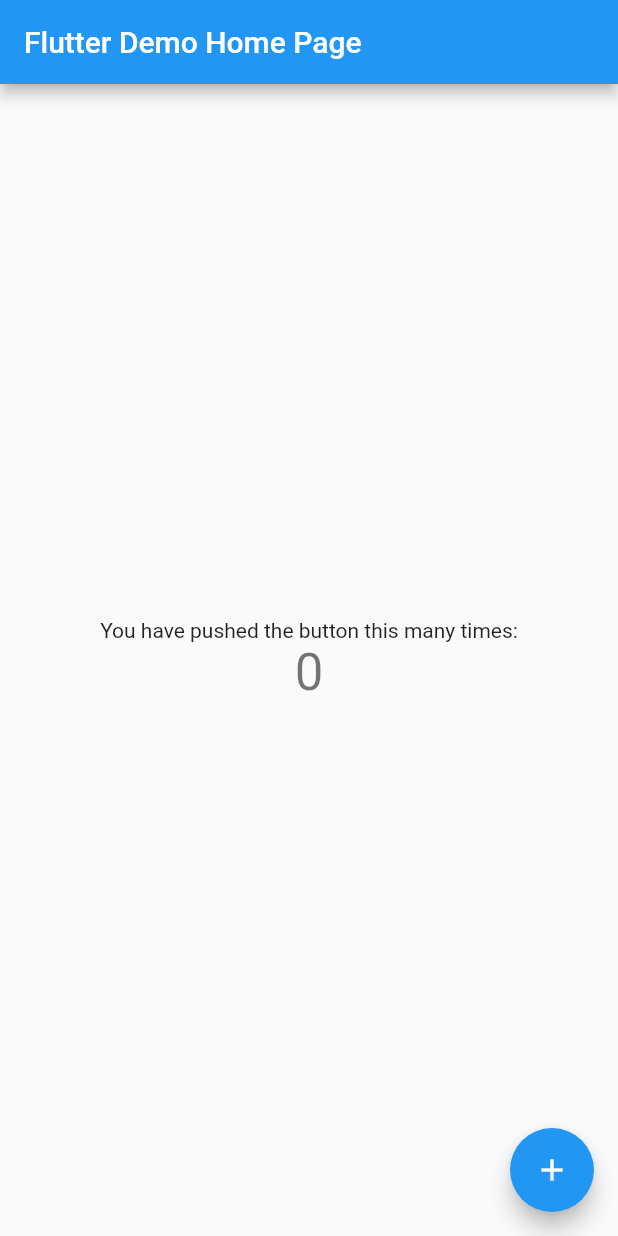
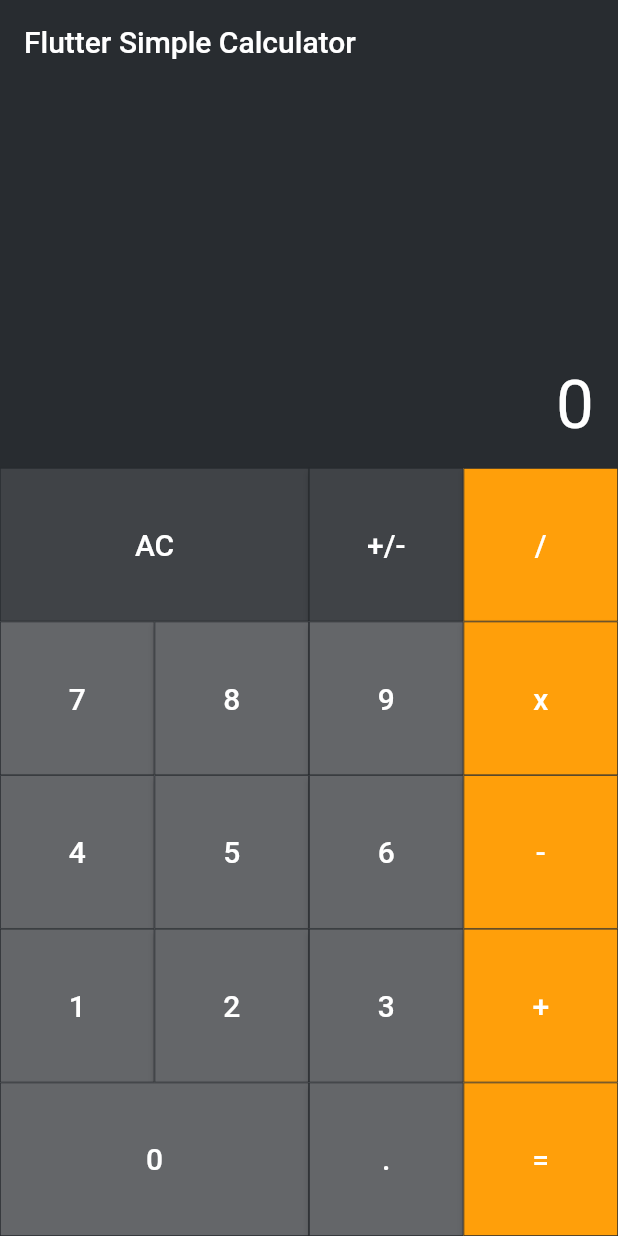
Before and after one commit to CoderJava/flutter-simple-calculator, a Flutter app: the screen it shows after launch, on a phone screen of 412 x 824 dp. Run offline on Flutter 3.47's test engine with Material 2 defaults, Android fonts, the phone set to English and light mode, and no system bars.

Commit message:
Create feature for button number

```diff
--- a/lib/main.dart
+++ b/lib/main.dart
@@ -1,117 +1,361 @@
 import 'package:flutter/material.dart';
+
+const firstColor = Color(0xFF282C30);
+const secondColor = Color(0xFF404347);
+const thirdColor = Color(0xFF646669);
+const fourthColor = Color(0xFFFF9F0A);
 
 void main() {
   runApp(MyApp());
 }
 
 class MyApp extends StatelessWidget {
-  // This widget is the root of your application.
   @override
   Widget build(BuildContext context) {
     return MaterialApp(
-      title: 'Flutter Demo',
+      title: 'Flutter Simple Calculator',
       theme: ThemeData(
-        // This is the theme of your application.
-        //
-        // Try running your application with "flutter run". You'll see the
-        // application has a blue toolbar. Then, without quitting the app, try
-        // changing the primarySwatch below to Colors.green and then invoke
-        // "hot reload" (press "r" in the console where you ran "flutter run",
-        // or simply save your changes to "hot reload" in a Flutter IDE).
-        // Notice that the counter didn't reset back to zero; the application
-        // is not restarted.
-        primarySwatch: Colors.blue,
-        // This makes the visual density adapt to the platform that you run
-        // the app on. For desktop platforms, the controls will be smaller and
-        // closer together (more dense) than on mobile platforms.
+        primaryColor: firstColor,
         visualDensity: VisualDensity.adaptivePlatformDensity,
       ),
-      home: MyHomePage(title: 'Flutter Demo Home Page'),
+      home: MyHomePage(),
     );
   }
 }
 
 class MyHomePage extends StatefulWidget {
-  MyHomePage({Key key, this.title}) : super(key: key);
-
-  // This widget is the home page of your application. It is stateful, meaning
-  // that it has a State object (defined below) that contains fields that affect
-  // how it looks.
-
-  // This class is the configuration for the state. It holds the values (in this
-  // case the title) provided by the parent (in this case the App widget) and
-  // used by the build method of the State. Fields in a Widget subclass are
-  // always marked "final".
-
-  final String title;
-
   @override
   _MyHomePageState createState() => _MyHomePageState();
 }
 
-class _MyHomePageState extends State<MyHomePage> {
-  int _counter = 0;
+class _MyHomePageState extends State<MyHomePage> with TickerProviderStateMixin {
+  final listOperations = <int>[];
 
-  void _incrementCounter() {
-    setState(() {
-      // This call to setState tells the Flutter framework that something has
-      // changed in this State, which causes it to rerun the build method below
-      // so that the display can reflect the updated values. If we changed
-      // _counter without calling setState(), then the build method would not be
-      // called again, and so nothing would appear to happen.
-      _counter++;
-    });
+  String strNumberResult = '0';
+  AnimationController controller;
+  Animation<double> animation;
+
+  @override
+  void initState() {
+    controller = AnimationController(
+      duration: const Duration(milliseconds: 100),
+      vsync: this,
+    );
+    animation = CurvedAnimation(
+      parent: controller,
+      curve: Curves.easeIn,
+    );
+    controller.forward(from: 1);
+    super.initState();
   }
 
   @override
   Widget build(BuildContext context) {
-    // This method is rerun every time setState is called, for instance as done
-    // by the _incrementCounter method above.
-    //
-    // The Flutter framework has been optimized to make rerunning build methods
-    // fast, so that you can just rebuild anything that needs updating rather
-    // than having to individually change instances of widgets.
     return Scaffold(
       appBar: AppBar(
-        // Here we take the value from the MyHomePage object that was created by
-        // the App.build method, and use it to set our appbar title.
-        title: Text(widget.title),
+        title: Text('Flutter Simple Calculator'),
+        elevation: 0,
       ),
-      body: Center(
-        // Center is a layout widget. It takes a single child and positions it
-        // in the middle of the parent.
+      body: Container(
+        width: double.infinity,
+        height: double.infinity,
         child: Column(
-          // Column is also a layout widget. It takes a list of children and
-          // arranges them vertically. By default, it sizes itself to fit its
-          // children horizontally, and tries to be as tall as its parent.
-          //
-          // Invoke "debug painting" (press "p" in the console, choose the
-          // "Toggle Debug Paint" action from the Flutter Inspector in Android
-          // Studio, or the "Toggle Debug Paint" command in Visual Studio Code)
-          // to see the wireframe for each widget.
-          //
-          // Column has various properties to control how it sizes itself and
-          // how it positions its children. Here we use mainAxisAlignment to
-          // center the children vertically; the main axis here is the vertical
-          // axis because Columns are vertical (the cross axis would be
-          // horizontal).
-          mainAxisAlignment: MainAxisAlignment.center,
-          children: <Widget>[
-            Text(
-              'You have pushed the button this many times:',
-            ),
-            Text(
-              '$_counter',
-              style: Theme.of(context).textTheme.headline4,
+          crossAxisAlignment: CrossAxisAlignment.stretch,
+          mainAxisSize: MainAxisSize.max,
+          children: [
+            _buildWidgetNumberResult(),
+            _buildWidgetNumberEditor(),
+          ],
+        ),
+      ),
+    );
+  }
+
+  Widget _buildWidgetNumberResult() {
+    return Expanded(
+      child: Container(
+        color: firstColor,
+        padding: EdgeInsets.symmetric(horizontal: 16, vertical: 16),
+        child: Column(
+          crossAxisAlignment: CrossAxisAlignment.end,
+          mainAxisAlignment: MainAxisAlignment.end,
+          children: [
+            FadeTransition(
+              opacity: animation,
+              child: Text(
+                strNumberResult,
+                style: Theme.of(context).textTheme.headline3.copyWith(
+                      color: Colors.white,
+                    ),
+              ),
             ),
           ],
         ),
       ),
-      floatingActionButton: FloatingActionButton(
-        onPressed: _incrementCounter,
-        tooltip: 'Increment',
-        child: Icon(Icons.add),
-      ), // This trailing comma makes auto-formatting nicer for build methods.
+    );
+  }
+
+  Widget _buildWidgetNumberEditor() {
+    return Expanded(
+      flex: 2,
+      child: Container(
+        child: Column(
+          children: [
+            _buildWidgetButtonRow1(),
+            _buildWidgetButtonRow2(),
+            _buildWidgetButtonRow3(),
+            _buildWidgetButtonRow4(),
+            _buildWidgetButtonRow5(),
+          ],
+        ),
+      ),
+    );
+  }
+
+  Widget _buildWidgetButtonRow5() {
+    return Expanded(
+      child: Row(
+        crossAxisAlignment: CrossAxisAlignment.stretch,
+        children: [
+          _buildWidgetButtonCalculator(
+            '0',
+            thirdColor,
+            () {
+              _updateStrNumberResult('0');
+            },
+            flex: 2,
+          ),
+          _buildWidgetButtonCalculator(
+            '.',
+            thirdColor,
+            () {
+              _updateStrNumberResult('.');
+            },
+          ),
+          _buildWidgetButtonCalculator(
+            '=',
+            fourthColor,
+            () {
+              // TODO: buat fitur tombol sama dengan
+            },
+          ),
+        ],
+      ),
+    );
+  }
+
+  Widget _buildWidgetButtonRow4() {
+    return Expanded(
+      child: Row(
+        crossAxisAlignment: CrossAxisAlignment.stretch,
+        children: [
+          _buildWidgetButtonCalculator(
+            '1',
+            thirdColor,
+            () {
+              _updateStrNumberResult('1');
+            },
+          ),
+          _buildWidgetButtonCalculator(
+            '2',
+            thirdColor,
+            () {
+              _updateStrNumberResult('2');
+            },
+          ),
+          _buildWidgetButtonCalculator(
+            '3',
+            thirdColor,
+            () {
+              _updateStrNumberResult('3');
+            },
+          ),
+          _buildWidgetButtonCalculator(
+            '+',
+            fourthColor,
+            () {
+              // TODO: buat fitur operasi penjumlahan
+            },
+          ),
+        ],
+      ),
+    );
+  }
+
+  Widget _buildWidgetButtonRow3() {
+    return Expanded(
+      child: Row(
+        crossAxisAlignment: CrossAxisAlignment.stretch,
+        children: [
+          _buildWidgetButtonCalculator(
+            '4',
+            thirdColor,
+            () {
+              _updateStrNumberResult('4');
+            },
+          ),
+          _buildWidgetButtonCalculator(
+            '5',
+            thirdColor,
+            () {
+              _updateStrNumberResult('5');
+            },
+          ),
+          _buildWidgetButtonCalculator(
+            '6',
+            thirdColor,
+            () {
+              _updateStrNumberResult('6');
+            },
+          ),
+          _buildWidgetButtonCalculator(
+            '-',
+            fourthColor,
+            () {
+              // TODO: buat fitur operasi pengurangan
+            },
+          ),
+        ],
+      ),
+    );
+  }
+
+  Widget _buildWidgetButtonRow2() {
+    return Expanded(
+      child: Row(
+        crossAxisAlignment: CrossAxisAlignment.stretch,
+        children: [
+          _buildWidgetButtonCalculator(
+            '7',
+            thirdColor,
+            () {
+              _updateStrNumberResult('7');
+            },
+          ),
+          _buildWidgetButtonCalculator(
+            '8',
+            thirdColor,
+            () {
+              _updateStrNumberResult('8');
+            },
+          ),
+          _buildWidgetButtonCalculator(
+            '9',
+            thirdColor,
+            () {
+              _updateStrNumberResult('9');
+            },
+          ),
+          _buildWidgetButtonCalculator(
+            'x',
+            fourthColor,
+            () {
+              // TODO: buat fitur operasi perkalian
+            },
+          ),
+        ],
+      ),
+    );
+  }
+
+  Widget _buildWidgetButtonRow1() {
+    return Expanded(
+      child: Row(
+        crossAxisAlignment: CrossAxisAlignment.stretch,
+        children: [
+          _buildWidgetButtonCalculator(
+            'AC',
+            secondColor,
+            () {
+              setState(() {
+                strNumberResult = '0';
+                controller.forward(from: 0);
+              });
+            },
+            flex: 2,
+          ),
+          _buildWidgetButtonCalculator(
+            '+/-',
+            secondColor,
+            () {
+              setState(() {
+                var numberResult = double.parse(strNumberResult.replaceAll(',', ''));
+                if (numberResult != 0) {
+                  if (strNumberResult.startsWith('-')) {
+                    strNumberResult = strNumberResult.replaceFirst('-', '');
+                  } else {
+                    strNumberResult = '-$strNumberResult';
+                  }
+                }
+              });
+            },
+          ),
+          _buildWidgetButtonCalculator(
+            '/',
+            fourthColor,
+            () {
+              // TODO: buat fitur operasi pembagian
+            },
+          ),
+        ],
+      ),
+    );
+  }
+
+  void _updateStrNumberResult(String strNumber) {
+    setState(() {
+      if (strNumberResult.length == 1 && strNumberResult[0] == '0') {
+        if (strNumber == '0') {
+          return;
+        }
+        strNumberResult = strNumber;
+      } else {
+        strNumberResult += strNumber;
+      }
+      strNumberResult = _formatNumber(strNumberResult);
+    });
+  }
+
+  String _formatNumber(String strNumber) {
+    strNumber = strNumber.replaceAll(',', '');
+    bool isNegative = strNumber.startsWith('-');
+    if (isNegative) {
+      strNumber = strNumber.replaceFirst('-', '');
+    }
+    var len = strNumber.length;
+    var size = 3;
+    var chunks = <String>[];
+    for (var index = len; index > 0; index -= size) {
+      var start = index - size >= 0 ? index - size : 0;
+      chunks.add(strNumber.substring(start, index));
+    }
+    chunks = chunks.reversed.toList();
+    var result = chunks.join(',');
+    if (isNegative) {
+      result = '-$result';
+    }
+    return result;
+  }
+
+  Widget _buildWidgetButtonCalculator(String label, Color backgroundColor, Function onTap, {int flex = 1}) {
+    return Expanded(
+      flex: flex,
+      child: RaisedButton(
+        child: Text(
+          label,
+          style: Theme.of(context).textTheme.headline6.copyWith(
+                color: Colors.white,
+              ),
+        ),
+        onPressed: onTap,
+        color: backgroundColor,
+        shape: RoundedRectangleBorder(
+          side: BorderSide(
+            width: 0.5,
+            color: firstColor,
+          ),
+        ),
+      ),
     );
   }
 }
```
